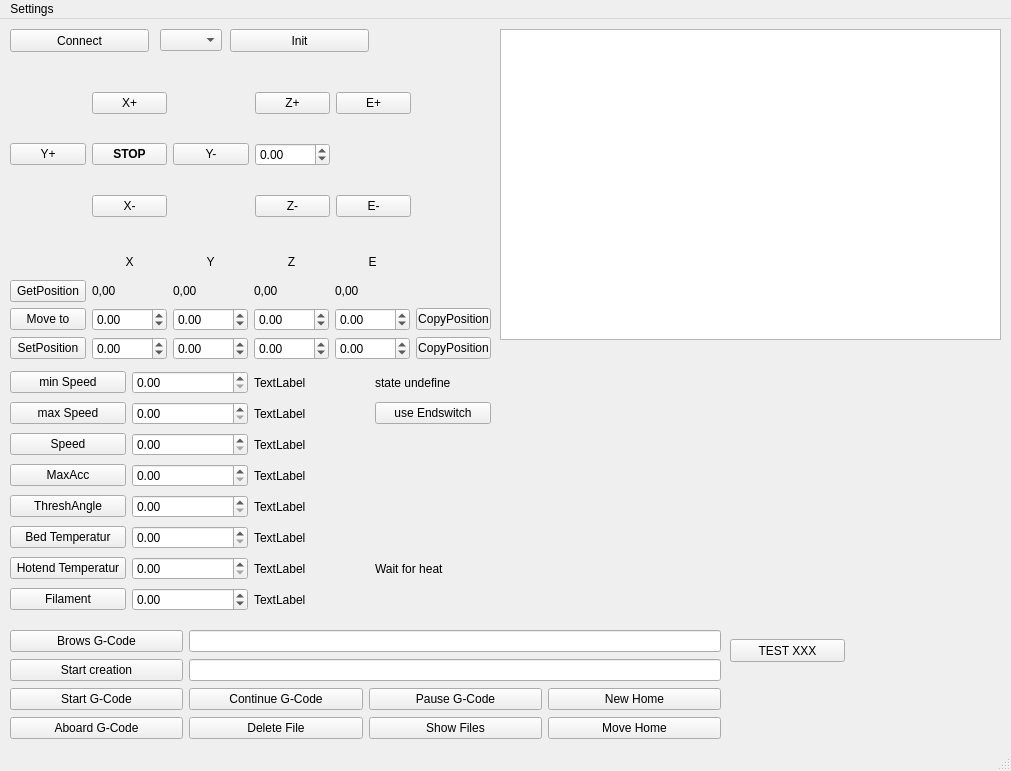
This is CNC_Controlpanel/mainwindow.ui in CNCMultiTool/CNC_MultiTool as Qt 5 draws it before an edit. The edited form follows.
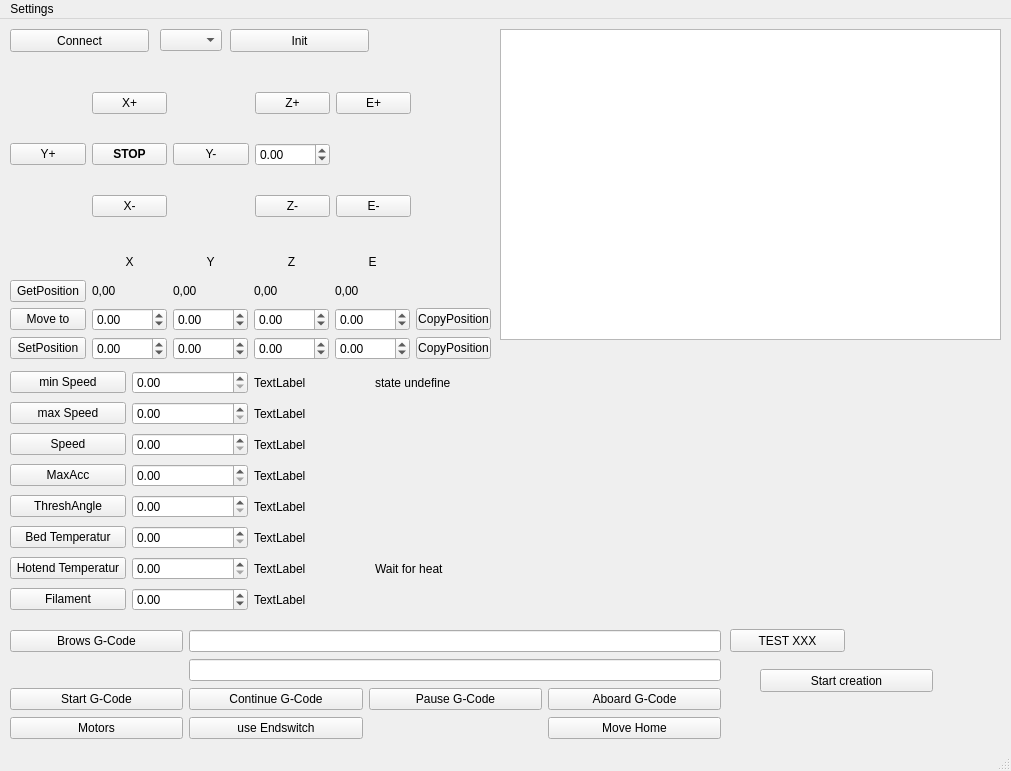
This is the edited form. Custom widgets are drawn as their Qt base class.

```diff
--- a/CNC_Controlpanel/mainwindow.ui
+++ b/CNC_Controlpanel/mainwindow.ui
@@ -761,13 +761,6 @@
      </rect>
     </property>
     <layout class="QGridLayout" name="gridLayout">
-     <item row="4" column="0">
-      <widget class="QPushButton" name="pushButton_startGCode">
-       <property name="text">
-        <string>Start G-Code</string>
-       </property>
-      </widget>
-     </item>
      <item row="4" column="1">
       <widget class="QPushButton" name="pushButton_continueGCode">
        <property name="text">
@@ -775,6 +768,23 @@
        </property>
       </widget>
      </item>
+     <item row="2" column="1" colspan="3">
+      <widget class="QLineEdit" name="lineEdit_fileGCode"/>
+     </item>
+     <item row="5" column="3">
+      <widget class="QPushButton" name="pushButton_MoveHome">
+       <property name="text">
+        <string>Move Home</string>
+       </property>
+      </widget>
+     </item>
+     <item row="4" column="0">
+      <widget class="QPushButton" name="pushButton_startGCode">
+       <property name="text">
+        <string>Start G-Code</string>
+       </property>
+      </widget>
+     </item>
      <item row="4" column="2">
       <widget class="QPushButton" name="pushButton_pauseGCode">
        <property name="text">
@@ -789,53 +799,29 @@
        </property>
       </widget>
      </item>
-     <item row="3" column="0">
-      <widget class="QPushButton" name="pushButton_StartCreation">
-       <property name="text">
-        <string>Start creation</string>
-       </property>
-      </widget>
-     </item>
-     <item row="5" column="0">
+     <item row="4" column="3">
       <widget class="QPushButton" name="pushButton_AboardGCode">
        <property name="text">
         <string>Aboard G-Code</string>
        </property>
       </widget>
      </item>
-     <item row="5" column="1">
-      <widget class="QPushButton" name="pushButton_DeleteFile">
+     <item row="5" column="0">
+      <widget class="QPushButton" name="pushButton_MotorState">
        <property name="text">
-        <string>Delete File</string>
-       </property>
-      </widget>
-     </item>
-     <item row="5" column="2">
-      <widget class="QPushButton" name="pushButton_ShowFiles">
-       <property name="text">
-        <string>Show Files</string>
-       </property>
-      </widget>
-     </item>
-     <item row="4" column="3">
-      <widget class="QPushButton" name="pushButton_NewHome">
-       <property name="text">
-        <string>New Home</string>
-       </property>
-      </widget>
-     </item>
-     <item row="5" column="3">
-      <widget class="QPushButton" name="pushButton_MoveHome">
-       <property name="text">
-        <string>Move Home</string>
+        <string>Motors</string>
        </property>
       </widget>
      </item>
      <item row="3" column="1" colspan="3">
       <widget class="QLineEdit" name="lineEdit_fileToCNC"/>
      </item>
-     <item row="2" column="1" colspan="3">
-      <widget class="QLineEdit" name="lineEdit_fileGCode"/>
+     <item row="5" column="1">
+      <widget class="QPushButton" name="pushButtonUseES">
+       <property name="text">
+        <string>use Endswitch</string>
+       </property>
+      </widget>
      </item>
     </layout>
    </widget>
@@ -1066,20 +1052,13 @@
        </property>
       </widget>
      </item>
-     <item row="1" column="3">
-      <widget class="QPushButton" name="pushButtonUseES">
-       <property name="text">
-        <string>use Endswitch</string>
-       </property>
-      </widget>
-     </item>
     </layout>
    </widget>
    <widget class="QPushButton" name="pushButton_Test">
     <property name="geometry">
      <rect>
       <x>730</x>
-      <y>620</y>
+      <y>610</y>
       <width>115</width>
       <height>23</height>
      </rect>
@@ -1111,6 +1090,19 @@
      <string>Init</string>
     </property>
    </widget>
+   <widget class="QPushButton" name="pushButton_StartCreation">
+    <property name="geometry">
+     <rect>
+      <x>760</x>
+      <y>650</y>
+      <width>173</width>
+      <height>23</height>
+     </rect>
+    </property>
+    <property name="text">
+     <string>Start creation</string>
+    </property>
+   </widget>
   </widget>
   <widget class="QMenuBar" name="menubar">
    <property name="geometry">
```
